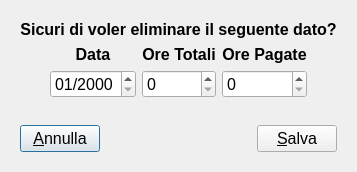
gcala/GestioneCompetenzeMedici, file insertdbvalues.ui: the form before one commit.
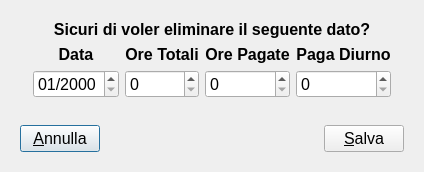
The form after the commit. Icons and pictures are not drawn.

Diff of the .ui file:
```diff
--- a/insertdbvalues.ui
+++ b/insertdbvalues.ui
@@ -6,7 +6,7 @@
    <rect>
     <x>0</x>
     <y>0</y>
-    <width>342</width>
+    <width>424</width>
     <height>172</height>
    </rect>
   </property>
@@ -26,7 +26,6 @@
          <property name="font">
           <font>
            <pointsize>12</pointsize>
-           <weight>75</weight>
            <bold>true</bold>
           </font>
          </property>
@@ -60,7 +59,6 @@
              <property name="font">
               <font>
                <pointsize>12</pointsize>
-               <weight>75</weight>
                <bold>true</bold>
               </font>
              </property>
@@ -93,7 +91,6 @@
              <property name="font">
               <font>
                <pointsize>12</pointsize>
-               <weight>75</weight>
                <bold>true</bold>
               </font>
              </property>
@@ -126,7 +123,6 @@
              <property name="font">
               <font>
                <pointsize>12</pointsize>
-               <weight>75</weight>
                <bold>true</bold>
               </font>
              </property>
@@ -152,6 +148,38 @@
            </item>
           </layout>
          </item>
+         <item>
+          <layout class="QVBoxLayout" name="verticalLayout_8">
+           <item>
+            <widget class="QLabel" name="label_7">
+             <property name="font">
+              <font>
+               <pointsize>12</pointsize>
+               <bold>true</bold>
+              </font>
+             </property>
+             <property name="text">
+              <string>Paga Diurno</string>
+             </property>
+             <property name="alignment">
+              <set>Qt::AlignCenter</set>
+             </property>
+            </widget>
+           </item>
+           <item>
+            <widget class="QSpinBox" name="unitaPagaDiurno">
+             <property name="font">
+              <font>
+               <pointsize>12</pointsize>
+              </font>
+             </property>
+             <property name="maximum">
+              <number>1</number>
+             </property>
+            </widget>
+           </item>
+          </layout>
+         </item>
          <item>
           <spacer name="horizontalSpacer_6">
            <property name="orientation">
```
